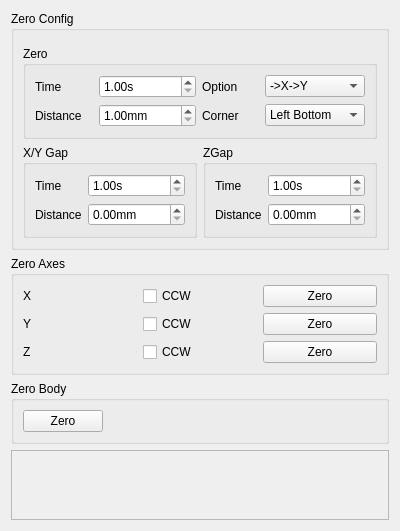
First picture: the form in source/wnd/ui/h2pref.ui, repository ww4u/megarobostudio, before the edit.
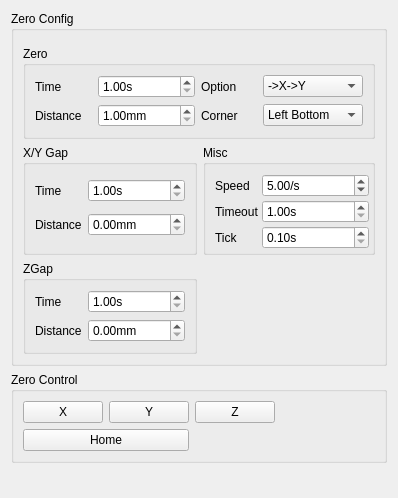
Second picture: the form after the edit. Icons and pictures are not drawn. Custom widgets are drawn as their Qt base class.

```diff
--- a/source/wnd/ui/h2pref.ui
+++ b/source/wnd/ui/h2pref.ui
@@ -7,7 +7,7 @@
     <x>0</x>
     <y>0</y>
     <width>398</width>
-    <height>491</height>
+    <height>498</height>
    </rect>
   </property>
   <property name="windowTitle">
@@ -171,6 +171,93 @@
        </widget>
       </item>
       <item row="2" column="1">
+       <widget class="QGroupBox" name="groupBox_3">
+        <property name="title">
+         <string>Misc</string>
+        </property>
+        <layout class="QFormLayout" name="formLayout_2">
+         <property name="horizontalSpacing">
+          <number>3</number>
+         </property>
+         <property name="verticalSpacing">
+          <number>3</number>
+         </property>
+         <property name="topMargin">
+          <number>9</number>
+         </property>
+         <property name="rightMargin">
+          <number>3</number>
+         </property>
+         <property name="bottomMargin">
+          <number>3</number>
+         </property>
+         <item row="0" column="0">
+          <widget class="QLabel" name="label_12">
+           <property name="text">
+            <string>Speed</string>
+           </property>
+          </widget>
+         </item>
+         <item row="0" column="1">
+          <widget class="QDoubleSpinBox" name="spinZeroSpeed">
+           <property name="suffix">
+            <string>/s</string>
+           </property>
+           <property name="minimum">
+            <double>0.000000000000000</double>
+           </property>
+           <property name="maximum">
+            <double>100.000000000000000</double>
+           </property>
+           <property name="value">
+            <double>5.000000000000000</double>
+           </property>
+          </widget>
+         </item>
+         <item row="1" column="0">
+          <widget class="QLabel" name="label_13">
+           <property name="text">
+            <string>Timeout</string>
+           </property>
+          </widget>
+         </item>
+         <item row="2" column="0">
+          <widget class="QLabel" name="label_18">
+           <property name="text">
+            <string>Tick</string>
+           </property>
+          </widget>
+         </item>
+         <item row="1" column="1">
+          <widget class="QDoubleSpinBox" name="spinZeroTmo">
+           <property name="suffix">
+            <string>s</string>
+           </property>
+           <property name="minimum">
+            <double>1.000000000000000</double>
+           </property>
+           <property name="maximum">
+            <double>1000.000000000000000</double>
+           </property>
+          </widget>
+         </item>
+         <item row="2" column="1">
+          <widget class="QDoubleSpinBox" name="spinZeroTick">
+           <property name="suffix">
+            <string>s</string>
+           </property>
+           <property name="minimum">
+            <double>0.100000000000000</double>
+           </property>
+           <property name="maximum">
+            <double>10.000000000000000</double>
+           </property>
+          </widget>
+         </item>
+        </layout>
+       </widget>
+      </item>
+      <item row="3" column="0">
        <widget class="QGroupBox" name="gpZGap">
         <property name="title">
          <string>ZGap</string>
@@ -222,141 +309,53 @@
    <item>
     <widget class="QGroupBox" name="groupBox">
      <property name="title">
-      <string>Zero Axes</string>
+      <string>Zero Control</string>
      </property>
      <layout class="QGridLayout" name="gridLayout">
-      <item row="2" column="2">
-       <widget class="QPushButton" name="btnZeroZ">
-        <property name="text">
-         <string>Zero</string>
-        </property>
-       </widget>
-      </item>
-      <item row="0" column="2">
+      <item row="0" column="0">
        <widget class="QPushButton" name="btnZeroX">
         <property name="text">
-         <string>Zero</string>
-        </property>
-       </widget>
-      </item>
-      <item row="1" column="0">
-       <widget class="QLabel" name="label_2">
-        <property name="text">
-         <string>Y</string>
-        </property>
-       </widget>
-      </item>
-      <item row="1" column="2">
-       <widget class="QPushButton" name="btnZeroY">
-        <property name="text">
-         <string>Zero</string>
-        </property>
-       </widget>
-      </item>
-      <item row="0" column="0">
-       <widget class="QLabel" name="label">
-        <property name="text">
          <string>X</string>
         </property>
        </widget>
       </item>
-      <item row="2" column="0">
-       <widget class="QLabel" name="labelZ">
+      <item row="0" column="2">
+       <widget class="QPushButton" name="btnZeroZ">
         <property name="text">
          <string>Z</string>
         </property>
        </widget>
       </item>
-      <item row="2" column="1">
-       <widget class="QCheckBox" name="chkCcw">
-        <property name="text">
-         <string>CCW</string>
-        </property>
-       </widget>
-      </item>
-      <item row="1" column="1">
-       <widget class="QCheckBox" name="chkCcwY">
-        <property name="text">
-         <string>CCW</string>
-        </property>
-       </widget>
-      </item>
       <item row="0" column="1">
-       <widget class="QCheckBox" name="chkCcwX">
+       <widget class="QPushButton" name="btnZeroY">
         <property name="text">
-         <string>CCW</string>
+         <string>Y</string>
         </property>
        </widget>
       </item>
-     </layout>
-    </widget>
-   </item>
-   <item>
-    <widget class="QGroupBox" name="groupBox_2">
-     <property name="title">
-      <string>Zero Body</string>
-     </property>
-     <layout class="QFormLayout" name="formLayout">
-      <item row="0" column="0">
+      <item row="1" column="0" colspan="2">
        <widget class="QPushButton" name="btnZeroBody">
         <property name="text">
-         <string>Zero</string>
+         <string>Home</string>
         </property>
        </widget>
       </item>
+      <item row="0" column="3">
+       <spacer name="horizontalSpacer">
+        <property name="orientation">
+         <enum>Qt::Horizontal</enum>
+        </property>
+        <property name="sizeHint" stdset="0">
+         <size>
+          <width>40</width>
+          <height>20</height>
+         </size>
+        </property>
+       </spacer>
+      </item>
      </layout>
     </widget>
    </item>
-   <item>
-    <widget class="QScrollArea" name="scrollArea">
-     <property name="frameShadow">
-      <enum>QFrame::Raised</enum>
-     </property>
-     <property name="lineWidth">
-      <number>0</number>
-     </property>
-     <property name="widgetResizable">
-      <bool>true</bool>
-     </property>
-     <widget class="QWidget" name="scrollAreaWidgetContents">
-      <property name="geometry">
-       <rect>
-        <x>0</x>
-        <y>0</y>
-        <width>378</width>
-        <height>69</height>
-       </rect>
-      </property>
-      <layout class="QVBoxLayout" name="verticalLayout_2">
-       <item>
-        <widget class="QLabel" name="label_3">
-         <property name="maximumSize">
-          <size>
-           <width>240</width>
-           <height>150</height>
-          </size>
-         </property>
-         <property name="frameShadow">
-          <enum>QFrame::Plain</enum>
-         </property>
-         <property name="lineWidth">
-          <number>0</number>
-         </property>
-         <property name="text">
-          <string/>
-         </property>
-         <property name="pixmap">
-          <pixmap>:/res/image/joint/mrx-h2_geo.png</pixmap>
-         </property>
-         <property name="scaledContents">
-          <bool>true</bool>
-         </property>
-        </widget>
-       </item>
-      </layout>
-     </widget>
-    </widget>
-   </item>
    <item>
     <spacer name="verticalSpacer">
      <property name="orientation">
```
Left out of the diff: 6 changed lines with no effect on the pictures.
